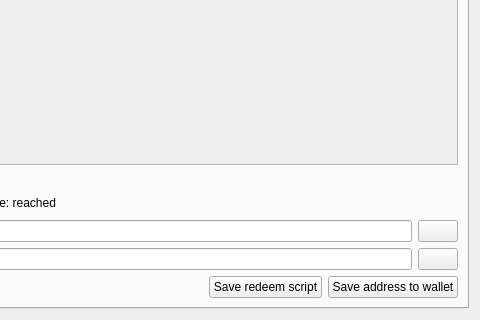
Old version of the form src/qt/forms/multisigdialog.ui in the repository Animecointeam/Animecoin; both pictures show x 441 to 921 and y 256 to 576 of the 921 by 576 pixel window.
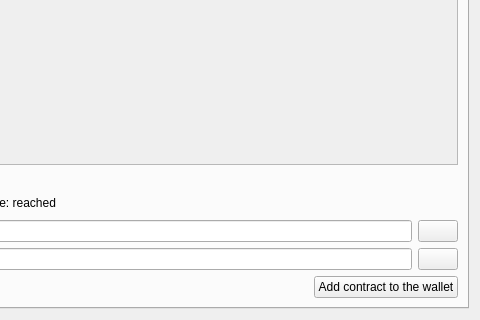
New version of the form. Icons and pictures are not drawn.

```diff
--- a/src/qt/forms/multisigdialog.ui
+++ b/src/qt/forms/multisigdialog.ui
@@ -526,17 +526,10 @@
            </property>
           </spacer>
          </item>
-         <item>
-          <widget class="QPushButton" name="saveScriptButton">
-           <property name="text">
-            <string>Save redeem script</string>
-           </property>
-          </widget>
-         </item>
          <item>
           <widget class="QPushButton" name="saveContractButton">
            <property name="text">
-            <string>Save address to wallet</string>
+            <string>Add contract to the wallet</string>
            </property>
           </widget>
          </item>
```
